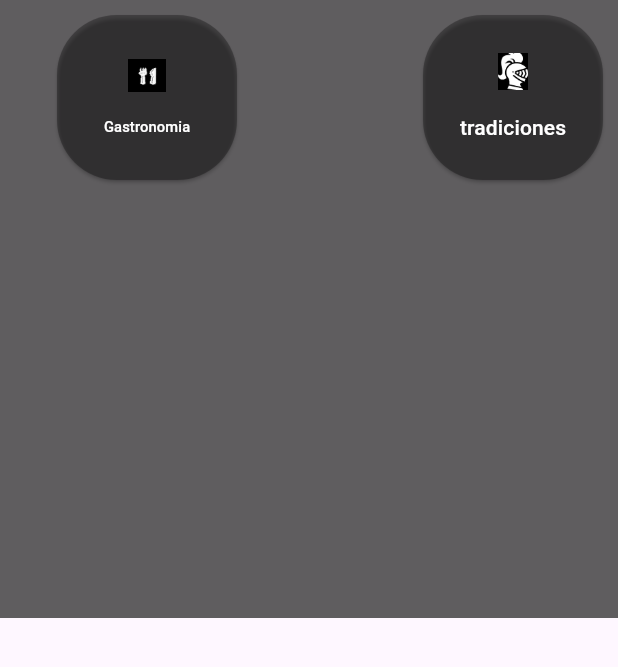
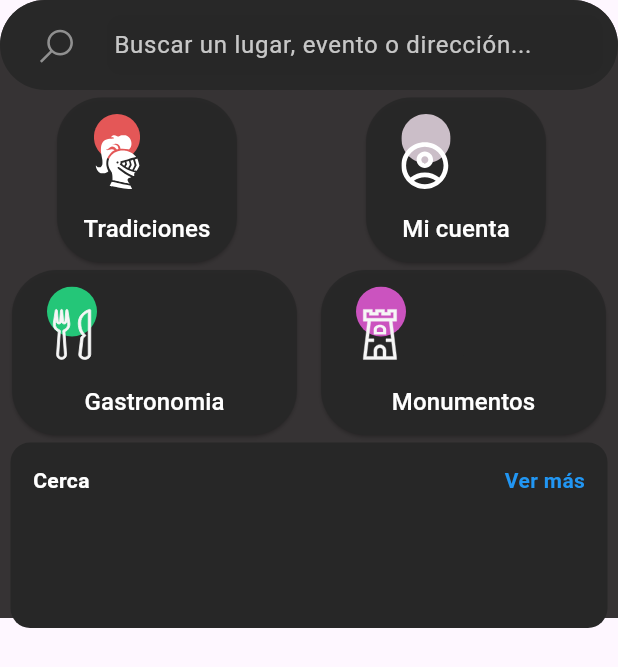
Before and after one commit to christian1dam/vilaexplorer, a Flutter app: the MenuPrincipal widget shown alone on an empty page, opened directly, on a phone screen of 412 x 824 dp. Shown: the top 667 px of the screen. Run offline on Flutter 3.47's test engine with Material 3 defaults, Android fonts, the phone set to English and light mode, and no system bars; our stand-ins replace flutter_map, flutter_svg, latlong2; statements that could not run were skipped.

Commit message:
home page finalizada implementacion para Sprint 1

```diff
--- a/lib/pages/homePage/app_bar_custom.dart
+++ b/lib/pages/homePage/app_bar_custom.dart
@@ -1,4 +1,5 @@
 import 'package:flutter/material.dart';
+import 'package:vilaexplorer/pages/homePage/menu_principal.dart';
 
 class AppBarCustom extends StatelessWidget {
   final Function() onMenuPressed;
@@ -10,9 +11,7 @@ class AppBarCustom extends StatelessWidget {
       backgroundColor: Colors.black87.withOpacity(0),
       foregroundColor: Colors.white,
       title: Container(
-        decoration: BoxDecoration(
-            color: Colors.black45.withOpacity(0.7),
-            borderRadius: BorderRadius.circular(5)),
+        decoration: BoxDecoration(borderRadius: BorderRadius.circular(5)),
         child: Row(
           children: _contentAppBar(),
         ),
@@ -24,25 +23,54 @@ class AppBarCustom extends StatelessWidget {
     return <Widget>[
       Padding(
           padding: const EdgeInsets.only(left: 5, right: 10),
+          child: Container(
+            padding: EdgeInsets.all(1),
+            decoration: const BoxDecoration(
+                color: Color.fromRGBO(36, 36, 36, 1),
+                borderRadius: BorderRadius.all(Radius.circular(15))),
             child: IconButton(
               icon: const Icon(
                 Icons.menu,
                 size: 35,
               ),
               onPressed: onMenuPressed,
+            ),
           )),
-      const Padding(
-        padding: EdgeInsets.only(right: 140),
-        child: Text("Villajoyosa"),
+      Padding(
+        padding: const EdgeInsets.only(right: 80),
+        child: Container(
+            padding: EdgeInsets.all(5),
+            decoration: const BoxDecoration(
+              color: Color.fromRGBO(36, 36, 36, 1),
+              borderRadius: BorderRadius.all(Radius.circular(20)),
             ),
-      const Padding(
-        padding: EdgeInsets.only(right: 7),
-        child: Icon(Icons.cloud),
+            child: const Padding(
+              padding: EdgeInsets.all(8.0),
+              child: Row(
+                children: [
+                  Padding(
+                    padding: EdgeInsets.only(right: 10),
+                    child: MySvgWidget(path: 'lib/icon/location.svg'),
                   ),
-      const Padding(
+                  Text("Villajoyosa"),
+                ],
+              ),
+            )),
+      ),
+      Container(
+        padding: EdgeInsets.all(7),
+          decoration: const BoxDecoration(
+              color: Color.fromRGBO(36, 36, 36, 1),
+              borderRadius: BorderRadius.all(Radius.circular(15))),
+          child: const Row(
+            children: [
+              Padding(
                 padding: EdgeInsets.only(right: 5),
-        child: Text("+2"),
-      )
+                child: MySvgWidget(path: "lib/icon/sol_icon.svg", height: 20),
+              ),
+              Text("+2"),
+            ],
+          )),
     ];
   }
 }
--- a/lib/pages/homePage/home_page.dart
+++ b/lib/pages/homePage/home_page.dart
@@ -1,5 +1,5 @@
 import 'package:flutter/material.dart';
-import 'package:vilaexplorer/pages/tradicionesPage/tradiciones_page.dart';
+import 'package:vilaexplorer/pages/homePage/menu_principal.dart';
 import 'app_bar_custom.dart';
 import 'map_view.dart';
 
@@ -36,12 +36,12 @@ class _MyHomePageState extends State<MyHomePage> {
                   onShowTradicionesPressed: _toggleTradicionesPage),
             ),
           if (showTradicionesPage)
-            const Positioned(
+            Positioned(
               top: 0,
               left: 0,
               right: 0,
               bottom: 0,
-              child: TradicionesPage()),
+              child: Container()),
         ],
       ),
     );
@@ -61,80 +61,3 @@ class _MyHomePageState extends State<MyHomePage> {
     });
   }
 }
-
-class MenuPrincipal extends StatelessWidget {
-  final Function()? onShowTradicionesPressed;
-  final Function()? onShowGastronomiaPressed;
-
-  const MenuPrincipal({
-    super.key,
-    this.onShowTradicionesPressed,
-    this.onShowGastronomiaPressed,
-  });
-
-  @override
-  Widget build(BuildContext context) {
-    return Container(
-        height: MediaQuery.of(context).size.height / 2,
-        color: const Color.fromARGB(255, 27, 27, 27).withOpacity(0.7),
-        child: Row(
-          children: <Widget>[
-            Expanded(
-              child: Align(
-                alignment: Alignment.topCenter,
-                child:
-                    _crearBoton("Gastronomia", "lib/icon/gastronomia.png", 0.7),
-              ),
-            ),
-            Expanded(
-                child: Align(
-              alignment: Alignment.topRight,
-              child: _crearBoton(
-                  "tradiciones", "lib/icon/tradiciones_icon.png", 1),
-            ))
-          ],
-        ));
-  }
-
-  SizedBox _crearBoton(String texto, String imagePath, double tamanoTexto) {
-    return SizedBox(
-      width: 130,
-      height: 120,
-      child: Padding(
-        padding: const EdgeInsets.only(top: 10, right: 10),
-        child: ElevatedButton(
-          style: ButtonStyle(
-            foregroundColor: const WidgetStatePropertyAll(Colors.white),
-            backgroundColor:
-                WidgetStateProperty.all<Color>(Colors.black54.withOpacity(0.3)),
-            shape: WidgetStateProperty.all<RoundedRectangleBorder>(
-                RoundedRectangleBorder(
-                    borderRadius: BorderRadius.circular(40.0))),
-          ),
-          child: Column(
-            mainAxisAlignment: MainAxisAlignment.center,
-            children: [
-              Image.asset(imagePath, height: 25, width: 25),
-              Padding(
-                padding: const EdgeInsets.only(top: 15),
-                child: Align(
-                    alignment: Alignment.bottomCenter,
-                    child: Text(
-                      texto,
-                      textScaler: TextScaler.linear(tamanoTexto),
-                    )),
-              ),
-            ],
-          ),
-          onPressed: () {
-            if (texto == "tradiciones" && onShowTradicionesPressed != null) {
-              onShowTradicionesPressed!();
-            } else if (texto == "gastronomia" && onShowGastronomiaPressed != null) {
-              onShowGastronomiaPressed!();
-            }
-          },
-        ),
-      ),
-    );
-  }
-}
--- /dev/null
+++ b/lib/pages/homePage/menu_principal.dart
@@ -0,0 +1,249 @@
+import 'package:flutter/material.dart';
+import 'package:flutter_svg/svg.dart';
+
+class MenuPrincipal extends StatelessWidget {
+  final Function()? onShowTradicionesPressed;
+  final Function()? onShowGastronomiaPressed;
+
+  const MenuPrincipal({
+    super.key,
+    this.onShowTradicionesPressed,
+    this.onShowGastronomiaPressed,
+  });
+
+  @override
+  Widget build(BuildContext context) {
+    // CONTAINER DEL MENU PRINCIPAL
+    return Container(
+        decoration: const BoxDecoration(
+            borderRadius: BorderRadius.only(topLeft: Radius.circular(30), topRight: Radius.circular(30)),
+            color: Color.fromRGBO(32, 29, 29, 0.9)),
+        height: MediaQuery.of(context).size.height / 2,
+        child: Column(
+          children: <Widget>[
+            Container(
+              decoration: BoxDecoration(
+                  color: const Color.fromRGBO(39, 39, 39, 1).withOpacity(0.92),
+                  borderRadius: const BorderRadius.all(Radius.circular(30))),
+              // PRIMERA FILA -> BUSCADOR
+              child: Row(
+                mainAxisAlignment: MainAxisAlignment.spaceBetween,
+                children: [
+                  Expanded(
+                      child: Padding(
+                          padding: const EdgeInsets.only(
+                              top: 10, right: 10, bottom: 10),
+                          child: SizedBox(
+                            height: 40,
+                            child: Align(
+                              alignment: Alignment.bottomCenter,
+                              child: TextFormField(
+                                style: const TextStyle(color: Colors.white),
+                                decoration: InputDecoration(
+                                  contentPadding:
+                                      const EdgeInsets.only(left: 1),
+                                  icon: const Padding(
+                                    padding: EdgeInsets.only(
+                                        top: 7, left: 20, bottom: 5),
+                                    child: SizedBox(
+                                      width: 35,
+                                      child: MySvgWidget(
+                                        path: "lib/icon/lupa.svg",
+                                        height: 24,
+                                        width: 24,
+                                      ),
+                                    ),
+                                  ),
+                                  hintText:
+                                      'Buscar un lugar, evento o dirección...',
+                                  hintStyle: const TextStyle(
+                                    color: Color.fromRGBO(239, 239, 239, 0.8),
+                                  ),
+                                  border: OutlineInputBorder(
+                                    borderRadius: BorderRadius.circular(10.0),
+                                    borderSide: BorderSide.none,
+                                  ),
+                                  filled: true,
+                                  fillColor: const Color.fromRGBO(39, 39, 39, 1)
+                                      .withOpacity(0.92),
+                                ),
+                                cursorColor: Colors.white,
+                              ),
+                            ),
+                          ))),
+                ],
+              ),
+            ),
+            Divider(
+              height: 5,
+              color: Colors.black87.withOpacity(0),
+            ),
+            // FILA DE BOTONES -> MI CUENTA Y TRADICIONES
+            Row(
+              mainAxisAlignment: MainAxisAlignment.spaceAround,
+              crossAxisAlignment: CrossAxisAlignment.center,
+              children: <Widget>[
+                Container(
+                  margin: const EdgeInsets.only(right: 10),
+                  child: Align(
+                    alignment: Alignment.topRight,
+                    child: _crearBoton(
+                        120, "Tradiciones", "lib/icon/tradiciones.svg", 1),
+                  ),
+                ),
+                Container(
+                  margin: const EdgeInsets.only(right: 10),
+                  child: Align(
+                    alignment: Alignment.center,
+                    child: _crearBoton(
+                        120, "Mi cuenta", "lib/icon/user_icon.svg", 1),
+                  ),
+                )
+              ],
+            ),
+
+            Divider(
+              height: 5,
+              color: Colors.black87.withOpacity(0),
+            ),
+            // 2A FILA BOTONES -> GASTRONOMIA Y MONUMEBTOS
+            Row(
+              mainAxisAlignment: MainAxisAlignment.spaceAround,
+              crossAxisAlignment: CrossAxisAlignment.center,
+              children: <Widget>[
+                Align(
+                  alignment: Alignment.topLeft,
+                  child: _crearBoton(
+                      190, "Gastronomia", "lib/icon/gastronomia.svg", 1),
+                ),
+                Align(
+                  alignment: Alignment.topRight,
+                  child: _crearBoton(
+                      190, "Monumentos", "lib/icon/monumentos.svg", 1),
+                ),
+              ],
+            ),
+
+            Divider(
+              height: 5,
+              color: Colors.black.withOpacity(0),
+            ),
+            // TERCERA FILA PARTE DE HISTORIAS
+            Container(
+              width: MediaQuery.of(context).size.width,
+              height: MediaQuery.of(context).size.height * 0.15,
+              decoration: const BoxDecoration(
+                  borderRadius: BorderRadius.all(Radius.circular(13)),
+                  color: Color.fromRGBO(39, 39, 39, 1)),
+              padding: const EdgeInsets.all(15),
+              margin: const EdgeInsets.only(left: 7, right: 7),
+              child: Stack(
+                children: <Widget>[
+                  Align(
+                    alignment: Alignment.topLeft,
+                    child: Container(
+                      height: 20,
+                      child: const Align(
+                        alignment: Alignment.topLeft,
+                        child: Text(
+                          "Cerca",
+                          style: TextStyle(
+                              color: Colors.white, fontWeight: FontWeight.bold),
+                        ),
+                      ),
+                    ),
+                  ),
+                  Align(
+                    alignment: Alignment.topRight,
+                    child: Container(
+                      height: 20,
+                      child: const Align(
+                        alignment: Alignment.topRight,
+                        child: Text(
+                          "Ver más",
+                          style: TextStyle(
+                              color: Colors.blue, fontWeight: FontWeight.bold),
+                        ),
+                      ),
+                    ),
+                  ),
+                ],
+              ),
+            )
+          ],
+        ));
+  }
+
+  SizedBox _crearBoton(
+      double mywidth, String texto, String imagePath, double tamanoTexto) {
+    return SizedBox(
+      width: mywidth,
+      height: 110,
+      child: ElevatedButton(
+        style: ButtonStyle(
+          padding: WidgetStateProperty.all<EdgeInsetsGeometry>(
+            const EdgeInsets.all(15),
+          ),
+          foregroundColor: const WidgetStatePropertyAll(Colors.white),
+          backgroundColor: WidgetStateProperty.all<Color>(
+              const Color.fromRGBO(39, 39, 39, 1).withOpacity(0.92)),
+          shape: WidgetStateProperty.all<RoundedRectangleBorder>(
+              RoundedRectangleBorder(
+                  borderRadius: BorderRadius.circular(30.0))),
+          visualDensity: const VisualDensity(horizontal: 0, vertical: -1),
+          overlayColor:
+              WidgetStatePropertyAll<Color>(Colors.white.withOpacity(0.3)),
+        ),
+        child: Stack(
+          children: [
+            Positioned(
+                top: 0,
+                left: 0,
+                child: MySvgWidget(path: imagePath, width: 50, height: 50)),
+            Center(
+              child: Padding(
+                padding: const EdgeInsets.only(top: 20),
+                child: Align(
+                    alignment: Alignment.bottomCenter,
+                    child: Text(
+                      texto,
+                      style: TextStyle(
+                        fontSize: tamanoTexto * 16,
+                      ),
+                    )),
+              ),
+            ),
+          ],
+        ),
+        onPressed: () {
+          if (texto == "Tradiciones" && onShowTradicionesPressed != null) {
+            onShowTradicionesPressed!();
+          } else if (texto == "Gastronomia" &&
+              onShowGastronomiaPressed != null) {
+            onShowGastronomiaPressed!();
+          }
+        },
+      ),
+    );
+  }
+}
+
+class MySvgWidget extends StatelessWidget {
+  final String path;
+  final double? height;
+  final double? width;
+  final Alignment? alignment;
+
+  const MySvgWidget({
+    super.key,
+    required this.path,
+    this.height,
+    this.width,
+    this.alignment,
+  });
+
+  @override
+  Widget build(BuildContext context) {
+    return SvgPicture.asset(path, height: height, width: width);
+  }
+}
```
Also changed, not shown: pubspec.yaml (+4 -3 lines), lib/icon/gastronomia.png (deleted), lib/icon/gastronomia.svg (added), lib/icon/location.svg (added), lib/icon/lupa.svg (added), lib/icon/monumentos.svg (added), lib/icon/sol_icon.svg (added), lib/icon/tradiciones.svg (added), lib/icon/tradiciones_icon.png (deleted), lib/icon/user_icon.svg (added), pubspec.lock. Lines whose indentation alone changed are shown as unchanged.
